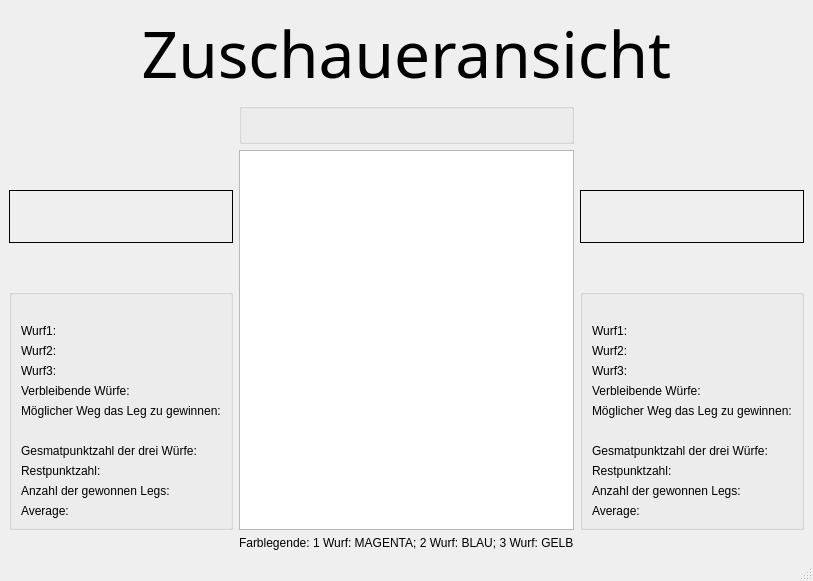
s1m0n1996/VolleyballSingleTurnier, file src/View/viewerWindow.ui: the form before one commit.
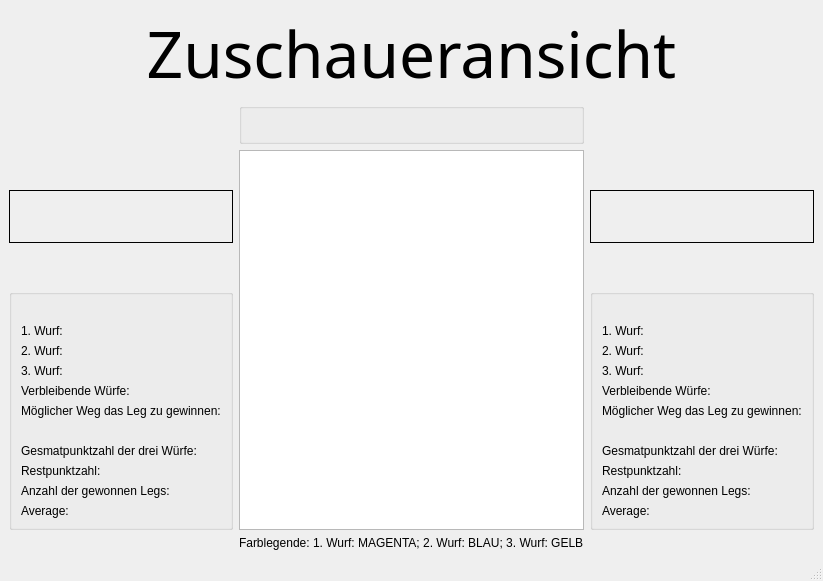
The form after the commit. Custom widgets are drawn as their Qt base class.

Patch:
```diff
--- a/src/View/viewerWindow.ui
+++ b/src/View/viewerWindow.ui
@@ -6,7 +6,7 @@
    <rect>
     <x>0</x>
     <y>0</y>
-    <width>657</width>
+    <width>709</width>
     <height>581</height>
    </rect>
   </property>
@@ -93,7 +93,7 @@
                  <item>
                   <widget class="WindowLabel" name="label_23">
                    <property name="text">
-                    <string>Wurf1:</string>
+                    <string>1. Wurf:</string>
                    </property>
                   </widget>
                  </item>
@@ -111,7 +111,7 @@
                  <item>
                   <widget class="WindowLabel" name="label_25">
                    <property name="text">
-                    <string>Wurf2:</string>
+                    <string>2. Wurf:</string>
                    </property>
                   </widget>
                  </item>
@@ -129,7 +129,7 @@
                  <item>
                   <widget class="WindowLabel" name="label_27">
                    <property name="text">
-                    <string>Wurf3:</string>
+                    <string>3. Wurf:</string>
                    </property>
                   </widget>
                  </item>
@@ -393,7 +393,7 @@
                  <item>
                   <widget class="WindowLabel" name="label_4">
                    <property name="text">
-                    <string>Wurf1:</string>
+                    <string>1. Wurf:</string>
                    </property>
                   </widget>
                  </item>
@@ -411,7 +411,7 @@
                  <item>
                   <widget class="WindowLabel" name="label_5">
                    <property name="text">
-                    <string>Wurf2:</string>
+                    <string>2. Wurf:</string>
                    </property>
                   </widget>
                  </item>
@@ -429,7 +429,7 @@
                  <item>
                   <widget class="WindowLabel" name="label_6">
                    <property name="text">
-                    <string>Wurf3:</string>
+                    <string>3. Wurf:</string>
                    </property>
                   </widget>
                  </item>
@@ -605,7 +605,7 @@
           <item row="2" column="2">
            <widget class="QLabel" name="colourlegend">
             <property name="text">
-             <string>Farblegende: 1 Wurf: MAGENTA; 2 Wurf: BLAU; 3 Wurf: GELB</string>
+             <string>Farblegende: 1. Wurf: MAGENTA; 2. Wurf: BLAU; 3. Wurf: GELB</string>
             </property>
            </widget>
           </item>
```
Left out of the diff: 2 changed lines with no effect on the pictures.
